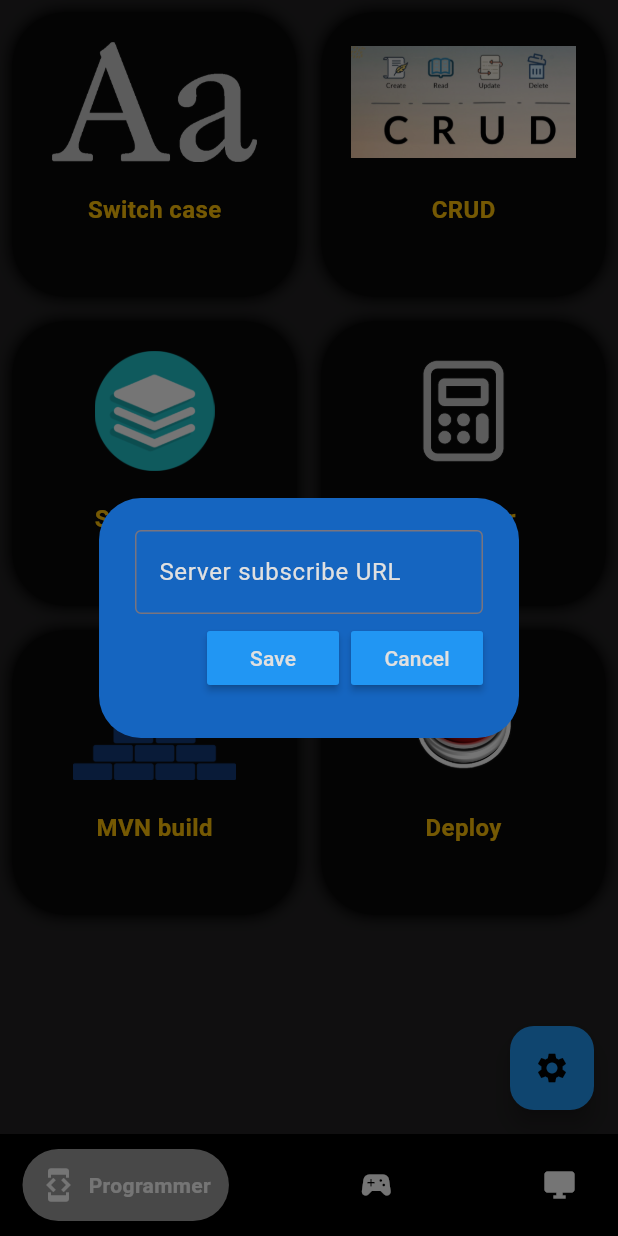
After one commit to komura92/ninja_macropad_flutter, a Flutter app: the screen it shows after launch, after a tap on the "settings" icon, on a phone screen of 412 x 824 dp. The commit adds this screen. Run offline on Flutter 3.47's test engine with Material 3 defaults, Android fonts, the phone set to English and light mode, and no system bars; drawn by our look-alikes of google_nav_bar; our stand-ins replace hive_flutter; accounts and stored records are empty.

Commit message:
[MP-AM-F-02] # dynamic configuration for connection data # Hive

```diff
--- a/lib/client/sse_client.dart
+++ b/lib/client/sse_client.dart
@@ -1,12 +1,11 @@
+import 'package:flutter_ninja_macropad/config/server_db.dart';
 import 'package:http/http.dart' as http;
 import 'dart:convert';
 
 class SseClient {
-  static const String SERVER_URL = 'http://<server-hostname>:2020/sse/notifications?deviceId=1';
-
   static Future<http.Response> callAction(String action) {
     return http.post(
-      Uri.parse(SERVER_URL),
+      Uri.parse(ServerDB.getSubscriptionUrl()!),
       headers: <String, String>{
         'Content-Type': 'application/json; charset=UTF-8',
       },
--- /dev/null
+++ b/lib/config/server_db.dart
@@ -0,0 +1,13 @@
+import 'package:hive_flutter/hive_flutter.dart';
+
+class ServerDB {
+  static final _myBox = Hive.box('app_settings');
+
+  static String? getSubscriptionUrl() {
+    return _myBox.get('subscription_url');
+  }
+
+  static void updateSubscriptionUrl(String? newUrl) {
+    _myBox.put('subscription_url', newUrl);
+  }
+}
--- a/lib/main.dart
+++ b/lib/main.dart
@@ -1,10 +1,11 @@
 import 'package:flutter/material.dart';
-import 'package:flutter_ninja_macropad/widgets/menu/bottom_menu.dart';
-import 'package:flutter_ninja_macropad/widgets/tab_content.dart';
 
-import 'config/config.dart';
+import 'package:flutter_ninja_macropad/widgets/home_page.dart';
+import 'package:hive_flutter/hive_flutter.dart';
 
-void main() {
+void main() async {
+  await Hive.initFlutter();
+  await Hive.openBox('app_settings');
   runApp(const MyApp());
 }
 
@@ -16,21 +17,11 @@ class MyApp extends StatefulWidget {
 }
 
 class _MyAppState extends State<MyApp> {
-  int selectedIndex = 0;
-
-  void updateSelectedIndex(dynamic index) {
-    setState(() {
-      selectedIndex = index;
-    });
-  }
 
   @override
   Widget build(BuildContext context) {
-    return MaterialApp(
-        home: Scaffold(
-          bottomNavigationBar: BottomMenuWidget(onTabChange: updateSelectedIndex),
-          body: TabContent(actions: Config.getMenuConfig()[selectedIndex].actionPanels),
-        )
+    return const MaterialApp(
+        home: HomePage()
     );
   }
 }
--- /dev/null
+++ b/lib/widgets/home_page.dart
@@ -0,0 +1,65 @@
+import 'package:flutter/material.dart';
+import 'package:flutter_ninja_macropad/config/server_db.dart';
+
+import 'package:flutter_ninja_macropad/widgets/menu/bottom_menu.dart';
+import 'package:flutter_ninja_macropad/widgets/tabs/tab_content.dart';
+import 'package:flutter_ninja_macropad/widgets/settings/settings_dialog.dart';
+
+import '../config/config.dart';
+
+class HomePage extends StatefulWidget {
+  const HomePage({super.key});
+
+  @override
+  State<HomePage> createState() => _HomePageState();
+}
+
+class _HomePageState extends State<HomePage> {
+  int selectedIndex = 0;
+  final _controller =
+      TextEditingController(text: ServerDB.getSubscriptionUrl());
+
+  void updateSelectedIndex(dynamic index) {
+    setState(() {
+      selectedIndex = index;
+    });
+  }
+
+  @override
+  Widget build(BuildContext context) {
+    return Scaffold(
+      bottomNavigationBar: BottomMenuWidget(onTabChange: updateSelectedIndex),
+      body: TabContent(
+          actions: Config.getMenuConfig()[selectedIndex].actionPanels),
+      floatingActionButton: FloatingActionButton(
+        onPressed: showSettingsPopup,
+        backgroundColor: Colors.blue,
+        child: const Icon(Icons.settings, color: Colors.black),
+      ),
+    );
+  }
+
+  void showSettingsPopup() {
+    // flutter defined function
+    showDialog(
+      context: context,
+      builder: (context) {
+        return SettingsDialog(
+          controller: _controller,
+          onSave: saveNewTask,
+          onCancel: () {
+            Navigator.of(context).pop();
+            _controller.text = ServerDB.getSubscriptionUrl() != null
+                ? ServerDB.getSubscriptionUrl()!
+                : '';
+          },
+        );
+      },
+    );
+  }
+
+  void saveNewTask() {
+    ServerDB.updateSubscriptionUrl(_controller.text);
+    Navigator.of(context).pop();
+  }
+}
--- /dev/null
+++ b/lib/widgets/settings/dialog_button.dart
@@ -0,0 +1,20 @@
+import 'package:flutter/material.dart';
+
+class DialogButton extends StatelessWidget {
+  final String text;
+  VoidCallback onPressed;
+  DialogButton({
+    super.key,
+    required this.text,
+    required this.onPressed,
+  });
+
+  @override
+  Widget build(BuildContext context) {
+    return MaterialButton(
+      onPressed: onPressed,
+      color: Colors.blue,
+      child: Text(text, style: TextStyle(color: Colors.grey.shade300)),
+    );
+  }
+}
--- /dev/null
+++ b/lib/widgets/settings/settings_dialog.dart
@@ -0,0 +1,48 @@
+import 'package:flutter/material.dart';
+import 'package:flutter_ninja_macropad/widgets/settings/dialog_button.dart';
+
+
+class SettingsDialog extends StatelessWidget {
+  final controller;
+  VoidCallback onSave;
+  VoidCallback onCancel;
+
+  SettingsDialog({
+    super.key,
+    required this.controller,
+    required this.onSave,
+    required this.onCancel,
+  });
+
+  @override
+  Widget build(BuildContext context) {
+    return AlertDialog(
+      backgroundColor: Colors.blue.shade800,
+      content: Container(
+        height: 120,
+        child: Column(
+          mainAxisAlignment: MainAxisAlignment.spaceEvenly,
+          children: [
+            TextField(
+              controller: controller,
+              style: TextStyle(color: Colors.grey.shade300),
+              decoration: InputDecoration(
+                border: OutlineInputBorder(),
+                hintStyle: TextStyle(color: Colors.grey.shade300),
+                hintText: "Server subscribe URL",
+              ),
+            ),
+            Row(
+              mainAxisAlignment: MainAxisAlignment.end,
+              children: [
+                DialogButton(text: "Save", onPressed: onSave),
+                const SizedBox(width: 8),
+                DialogButton(text: "Cancel", onPressed: onCancel),
+              ],
+            ),
+          ],
+        ),
+      ),
+    );
+  }
+}
--- a/lib/widgets/tab_content.dart
+++ b/lib/widgets/tabs/tab_content.dart
@@ -30,7 +30,7 @@ class TabContent extends StatelessWidget {
                   child: Ink(
                     decoration: BoxDecoration(
                         color: Colors.grey.shade800,
-                        boxShadow: [
+                        boxShadow: const [
                           BoxShadow(
                               color: Colors.black,
                               spreadRadius: 1,
--- a/pubspec.yaml
+++ b/pubspec.yaml
@@ -31,6 +31,8 @@ dependencies:
   google_nav_bar: ^5.0.6
   flutter:
     sdk: flutter
+  hive: ^2.2.3
+  hive_flutter: ^1.1.0
 
 
   # The following adds the Cupertino Icons font to your application.
@@ -41,6 +43,8 @@ dependencies:
 dev_dependencies:
   flutter_test:
     sdk: flutter
+  hive_generator: ^1.1.3
+  build_runner: 2.1.11
 
   # The "flutter_lints" package below contains a set of recommended lints to
   # encourage good coding practices. The lint set provided by the package is
```
Also changed, not shown: pubspec.lock, 2 other files.
